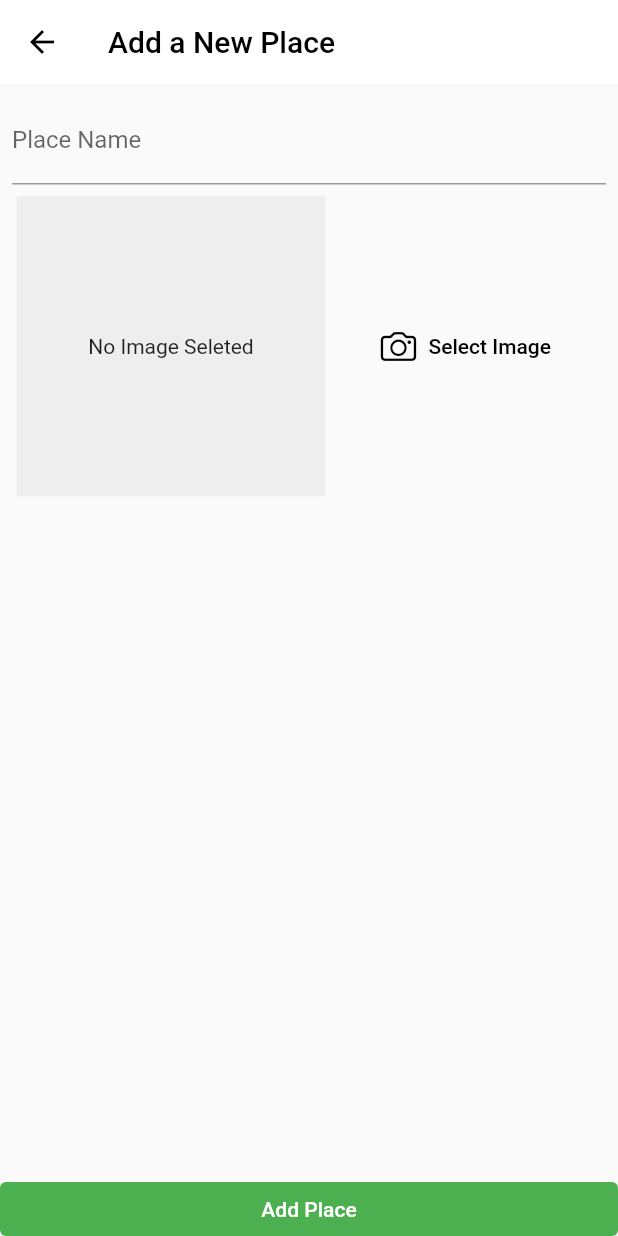
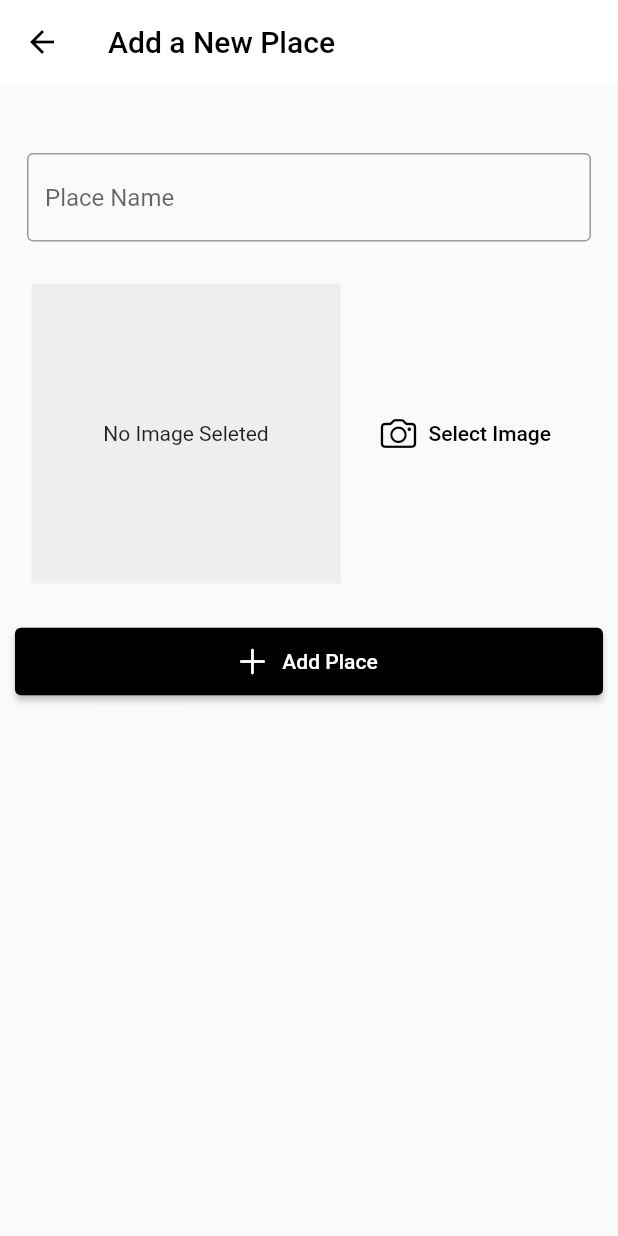
Before and after one commit to ansahkelvin/favorite_places, a Flutter app: the AddPlace screen opened by its route, on a phone screen of 412 x 824 dp. Run offline on Flutter 3.47's test engine with Material 2 defaults, Android fonts, the light colour scheme and no system bars.

Commit message:
User interface updated

```diff
--- a/lib/screens/add_place.dart
+++ b/lib/screens/add_place.dart
@@ -1,3 +1,4 @@
+import 'package:flutter/cupertino.dart';
 import 'package:flutter/material.dart';
 
 import '../widgets/image_input.dart';
@@ -24,17 +25,26 @@ class _AddPlaceState extends State<AddPlace> {
           ),
         ),
         backgroundColor: Colors.white,
-        actionsIconTheme: const IconThemeData(color: Colors.black,),
+        actionsIconTheme: const IconThemeData(
+          color: Colors.black,
+        ),
         elevation: 0,
         iconTheme: const IconThemeData(
           color: Colors.black,
         ),
       ),
-      body: Column(
+      body: Padding(
+        padding: const EdgeInsets.symmetric(
+          vertical: 8.0,
+          horizontal: 10,
+        ),
+        child: Column(
           crossAxisAlignment: CrossAxisAlignment.stretch,
           children: [
-          Expanded(
-            child: SingleChildScrollView(
+            const SizedBox(
+                      height: 30,
+                    ),
+            SingleChildScrollView(
               child: Padding(
                 padding: const EdgeInsets.all(8.0),
                 child: Column(
@@ -42,22 +52,32 @@ class _AddPlaceState extends State<AddPlace> {
                     TextField(
                       controller: titleController,
                       decoration: const InputDecoration(
-                        labelText: "Place Name",
+                        hintText: "Place Name",
+                        border: OutlineInputBorder(),
                       ),
+                    ),
+                    const SizedBox(
+                      height: 20,
                     ),
                     const ImageInput()
                   ],
                 ),
               ),
             ),
+            const SizedBox(
+              height: 20,
             ),
-          ElevatedButton(
+            ElevatedButton.icon(
+              onPressed: () {},
               style: ElevatedButton.styleFrom(
-                elevation: 0, tapTargetSize: MaterialTapTargetSize.shrinkWrap),
-            onPressed: () {},
-            child: const Text("Add Place"),
+                primary: Colors.black,
+                minimumSize: const Size.square(45)
+              ),
+              icon: const Icon(CupertinoIcons.add),
+              label: const Text("Add Place"),
             ),
           ],
+        ),
       ),
     );
   }
```
Lines whose indentation alone changed are shown as unchanged.
